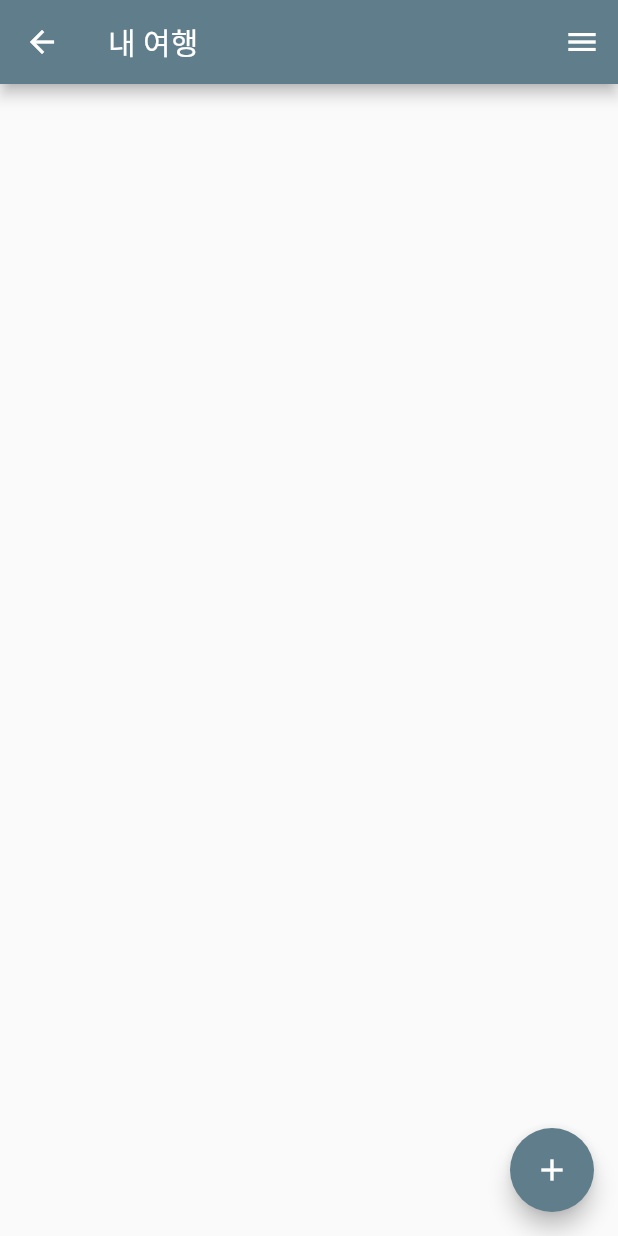
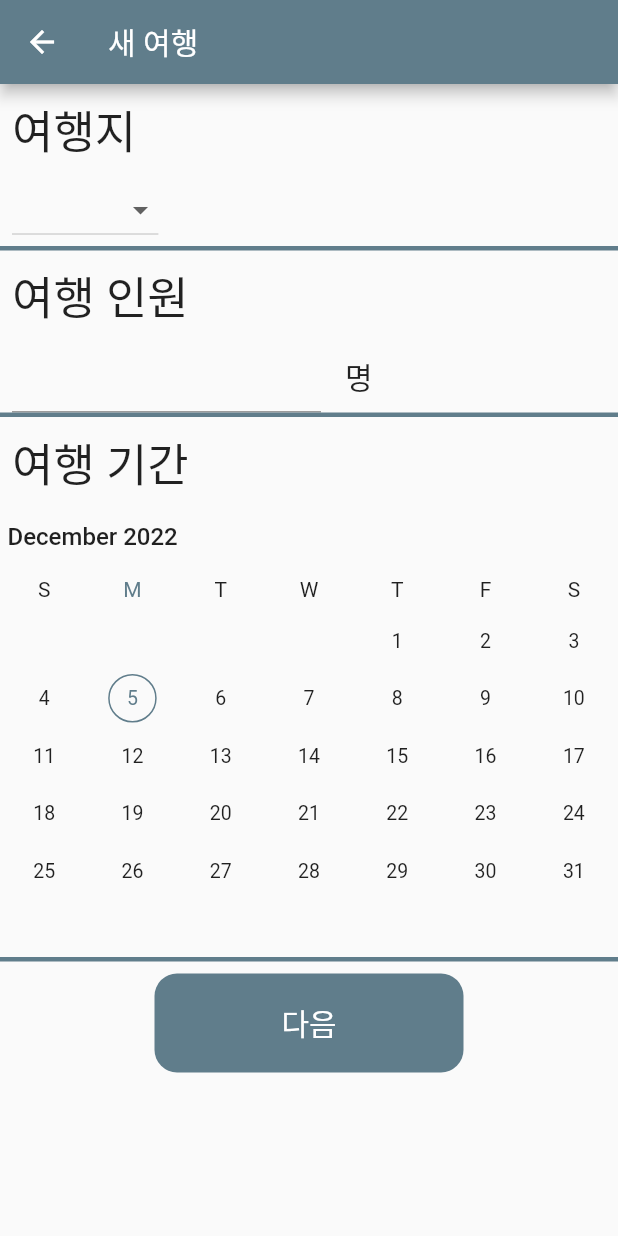
Before and after one commit to regular1020/trablock, a Flutter app: the MainView screen opened directly, after a tap on the "add" icon, on a phone screen of 412 x 824 dp. Run offline on Flutter 3.47's test engine with Material 2 defaults, Android fonts, the phone set to English and light mode, and no system bars; drawn by our look-alikes of syncfusion_flutter_datepicker; our stand-ins replace cloud_firestore, firebase_auth, firebase_core, flutter_secure_storage, google_sign_in; accounts and stored records are empty; generated files the repository leaves out were written again.

Commit message:
feat: Add view for setting new travel
Add SetNewTravelView for making new travel
Add Place Model

```diff
--- a/trablock_flutter/lib/main.dart
+++ b/trablock_flutter/lib/main.dart
@@ -4,6 +4,7 @@ import 'package:provider/provider.dart';
 import 'package:trablock_flutter/src/provider/AuthProvider.dart';
 import 'package:trablock_flutter/src/provider/TravelProvider.dart';
 import 'package:trablock_flutter/src/provider/UserProvider.dart';
+import 'package:trablock_flutter/src/view/LoginView.dart';
 import 'package:trablock_flutter/src/view/RoutingView.dart';
 import 'firebase_options.dart';
 
--- /dev/null
+++ b/trablock_flutter/lib/src/const/destinations.dart
@@ -0,0 +1,143 @@
+var destinationList = {
+  "북아메리카" : {
+    "미국" : [
+      "뉴욕", "시카고", "애틀란타", "애너하임", "올랜도", "로스앤젤레스", "라스베이거스", "필라델피아", "샌프란시스코", "직접입력"
+    ],
+    "캐나다" : [
+      "토론토", "밴쿠버", "몬트리올", "퀘벡", "직접입력"
+    ],
+    "멕시코" : [
+      "멕시코시티", "칸쿤", "직접입력"
+    ],
+    "직접입력" : []
+  },
+  '유럽' : {
+    "독일" : [
+      "베를린", "뮌헨", "프랑크푸르트", "함부르크", "퀼른", "직접입력"
+    ],
+    "프랑스" : [
+      "파리", "니스", "보르도", "마르세유", "리옹", "직접입력"
+    ],
+    "영국" : [
+      "런던", "맨체스터", "케임브리지", "버밍엄", "직접입력"
+    ],
+    "이탈리아" : [
+      "로마", "밀라노", "베니스", "플로렌스", "나폴리", "직접입력"
+    ],
+    "네덜란드" : [
+      "암스테르담", "로테르담", "덴하그", "직접입력"
+    ],
+    "스위스" : [
+      "취리히", "제네바", "체르마트", "바젤", "직접입력"
+    ],
+    "폴란드" : [
+      "크라쿠프", "바르샤바", "직접입력"
+    ],
+    "그리스" : [
+      "아테네", "산토리니", "직접입력"
+    ],
+    "오스트리아" : [
+      "빈", "잘츠부르크", "인스부르크", "할슈타트", "직접입력"
+    ],
+    "벨기에" : [
+      "브뤼허", "안트베르펜", "직접입력"
+    ],
+    "스웨덴" : [
+      "스톡홀롬", "예테보리", "직접입력"
+    ],
+    "직접입력" : []
+  },
+  '아시아' : {
+    "한국" : [
+      "서울", "부산", "제주", "인천", "경주", "대구", "전주", "광주", "대전", "여수", "울산", "강릉", "속초", "직접입력"
+    ],
+    "일본" : [
+      "도쿄", "교토", "오사카", "삿포로", "후쿠오카", "요코하마", "나고야", "고베", "직접입력"
+    ],
+    "중국" : [
+      "베이징", "상하이", "광저우", "청두", "시안", "선전", "항저우", "직접입력"
+    ],
+    "인도네시아" : [
+      "발리", "자카르타", "코모도", "직접입력"
+    ],
+    "인도" : [
+      "뭄바이", "고아", "뉴델리", "직접입력"
+    ],
+    "태국" : [
+      "방콕", "치앙마이", "푸껫", "사무이", "직접입력"
+    ],
+    "필리핀" : [
+      "마닐라", "보라카이", "세부", "직접입력"
+    ],
+    "싱가포르" : [
+      "싱가포르", "직접입력"
+    ],
+    "베트남" : [
+      "하노이", "호치민", "호이안", "하이퐁", "다낭", "직접입력"
+    ],
+    "말레이시아" : [
+      "쿠알라품푸르", "조지타운", "랑카위", "직접입력"
+    ],
+    "홍콩" : [
+      "홍콩", "직접입력"
+    ],
+    "사우디아라비아" : [
+      "리야드", "메디나", "메카", "직접입력"
+    ],
+    "대만" : [
+      "타이베이", "가오슝", "타이중", "직접입력"
+    ],
+    "직접입력" : []
+  },
+  '아프리카' : {
+    "남아프리카 공화국" : [
+      "케이프타운", "요하네스버그", "직접입력"
+    ],
+    "나이지리아" : [
+      "라고스", "아부자", "직접입력"
+    ],
+    "이집트" : [
+      "카이로", "룩소르", "샤름엘셰이크", "알랙산드리아", "직접입력"
+    ],
+    "케냐" : [
+      "나이로비", "몸바사", "직접입력"
+    ],
+    "직접입력" : []
+  },
+  '남아메리카' : {
+    "브라질" : [
+      "리우데자네이루", "상파울로", "살바도르", "브라질리아", "직접입력"
+    ],
+    "아르헨티나" : [
+      "부에노스아이레스", "멘도사", "직접입력"
+    ],
+    "콜롬비아" : [
+      "카르타헤나", "보고타", "직접입력"
+    ],
+    "페루" : [
+      "리마", "쿠스코", "알레키파", "직접입력"
+    ],
+    "칠레" : [
+      "산티아고", "이스터", "직접입력"
+    ],
+    "베네수엘라" : [
+      "카라카스", "직접입력"
+    ],
+    "에콰도르" : [
+      "갈라파고스", "키토", "직접입력"
+    ],
+    "우루과이" : [
+      "몬테비데오", "푼타 델 에스테", "직접입력"
+    ],
+    "직접입력" : []
+  },
+  '오세아니아' : {
+    "호주" : [
+      "시드니", "멜버른", "브리즈번", "퍼스", "직접입력"
+    ],
+    "뉴질랜드" : [
+      "오클랜드", "퀸스타운", "웰링턴", "직접입력"
+    ],
+    "직접입력" : []
+  }
+};
--- /dev/null
+++ b/trablock_flutter/lib/src/model/PlaceModel.dart
@@ -0,0 +1,5 @@
+class Place {
+  late String name;
+  late int hour;
+  late int minute;
+}
--- a/trablock_flutter/lib/src/model/TravelModel.dart
+++ b/trablock_flutter/lib/src/model/TravelModel.dart
@@ -1,10 +1,13 @@
 import 'package:cloud_firestore/cloud_firestore.dart';
+
+import 'PlaceModel.dart';
 
 class Travel {
   late String owner;
   late String destination;
   late String period;
   late int numberOfPeople;
+  late List<Place> places;
 
   Travel({required this.owner, required this.destination, required this.period, required this.numberOfPeople});
 
--- /dev/null
+++ b/trablock_flutter/lib/src/view/AddTravelView.dart
@@ -0,0 +1,53 @@
+import 'package:flutter/material.dart';
+import 'package:trablock_flutter/src/model/PlaceModel.dart';
+
+class AddTravelView extends StatefulWidget {
+  const AddTravelView({Key? key}) : super(key: key);
+
+  @override
+  State<AddTravelView> createState() => _AddTravelViewState();
+}
+
+class _AddTravelViewState extends State<AddTravelView> {
+  List<Place> places = [];
+
+  @override
+  Widget build(BuildContext context) {
+    return Scaffold(
+      body: Row(
+        children: [
+          // SizedBox(
+          //   width: MediaQuery.of(context).size.width*0.8,
+          //   child: ReorderableListView(
+          //     onReorder: (int oldIndex, int newIndex)
+          //     {
+          //
+          //     },
+          //     children: [
+          //
+          //     ],
+          //   ),
+          // )
+          SizedBox(
+            width: MediaQuery.of(context).size.width*0.2,
+            child: ListView.builder(
+              itemCount: 1,
+              itemBuilder: (context, index) {
+                if (index == 0) {
+                  return IconButton(
+                    onPressed: () {
+
+                    },
+                    icon: const Icon(Icons.add)
+                  );
+                } else {
+                  return Container();
+                }
+              },
+            ),
+          ),
+        ],
+      ),
+    );
+  }
+}
--- a/trablock_flutter/lib/src/view/MainView.dart
+++ b/trablock_flutter/lib/src/view/MainView.dart
@@ -3,6 +3,8 @@ import 'package:provider/provider.dart';
 import 'package:trablock_flutter/src/model/TravelModel.dart';
 import 'package:trablock_flutter/src/provider/TravelProvider.dart';
 import 'package:trablock_flutter/src/provider/UserProvider.dart';
+import 'package:trablock_flutter/src/view/AddTravelView.dart';
+import 'package:trablock_flutter/src/view/SetNewTravelView.dart';
 
 class MainView extends StatefulWidget {
   const MainView({Key? key}) : super(key: key);
@@ -32,15 +34,15 @@ class _MainViewState extends State<MainView> {
           padding: EdgeInsets.zero,
           children: [
             const DrawerHeader(
+              decoration: BoxDecoration(
+                color: Colors.blueGrey,
+              ),
               child: Text(
                 "메뉴",
                 style: TextStyle(
-                  color: Colors.white,
-                  fontSize: 30
+                    color: Colors.white,
+                    fontSize: 30
                 ),
-              ),
-              decoration: BoxDecoration(
-                color: Colors.blueGrey,
               ),
             ),
             ListTile(
@@ -61,7 +63,7 @@ class _MainViewState extends State<MainView> {
       floatingActionButton: FloatingActionButton(
         child: const Icon(Icons.add),
         onPressed: () {
-          // Todo : Navigate to add travel view
+          Navigator.push(context, MaterialPageRoute(builder: (context) => const SetNewTravelView()));
         }
       ),
       body: Column(
--- /dev/null
+++ b/trablock_flutter/lib/src/view/SetNewTravelView.dart
@@ -0,0 +1,234 @@
+import 'package:flutter/material.dart';
+import 'package:syncfusion_flutter_datepicker/datepicker.dart';
+import 'package:trablock_flutter/src/const/destinations.dart';
+import 'package:flutter/services.dart';
+import 'package:intl/intl.dart';
+
+class SetNewTravelView extends StatefulWidget {
+  const SetNewTravelView({Key? key}) : super(key: key);
+
+  @override
+  State<SetNewTravelView> createState() => _SetNewTravelViewState();
+}
+
+class _SetNewTravelViewState extends State<SetNewTravelView> {
+  String _selectedContinent = "";
+  String _selectedCountry = "";
+  String _selectedCity = "";
+  String _range = '';
+  int _usedDate = 0;
+  bool _destinationInputFieldRequire = false;
+  TextEditingController destinationTextEditingController = TextEditingController();
+  TextEditingController numberOfPeopleTextEditingController = TextEditingController();
+  @override
+  Widget build(BuildContext context) {
+    return Scaffold(
+      appBar: AppBar(
+        title: const Text("새 여행"),
+      ),
+      body: SingleChildScrollView(
+        child: Column(
+          crossAxisAlignment: CrossAxisAlignment.start,
+          children: [
+            const Padding(
+              padding: EdgeInsets.all(8),
+              child: Text(
+                "여행지",
+                style: TextStyle(
+                    fontSize: 30
+                ),
+              ),
+            ),
+            Padding(
+              padding: const EdgeInsets.only(left: 8.0),
+              child: Row(
+                children: [
+                  DropdownButton(
+                    value: _selectedContinent.isNotEmpty ? _selectedContinent : null,
+                    items: destinationList.keys.map((String dest) {
+                      return DropdownMenuItem<String>(
+                        value: dest,
+                        child: Text(dest),
+                      );
+                    }).toList(),
+                    onChanged: (value) {
+                      setState(() {
+                        _selectedContinent = value!;
+                        _selectedCountry = "";
+                        _selectedCity = "";
+                      });
+                    }
+                  ),
+                  Builder(
+                    builder: (context) {
+                      if (_selectedContinent.isEmpty)
+                      {
+                        return Container();
+                      }
+                      else if (_selectedContinent == "직접입력") {
+                        return Container();
+                      }
+                      else {
+                        List<String> countrys = List<String>.from(destinationList[_selectedContinent]!.keys.toList());
+                        return DropdownButton(
+                            value: _selectedCountry.isNotEmpty ? _selectedCountry : null,
+                            items: countrys.map((String dest) {
+                              return DropdownMenuItem<String>(
+                                value: dest,
+                                child: Text(dest),
+                              );
+                            }).toList(),
+                            onChanged: (value) {
+                              setState(() {
+                                _selectedCountry = value!;
+                                _selectedCity = "";
+                                if (value == "직접입력") {
+                                  _destinationInputFieldRequire = true;
+                                } else {
+                                  _destinationInputFieldRequire = false;
+                                }
+                              });
+                            }
+                        );
+                      }
+                    }
+                  ),
+                  Builder(
+                    builder: (context) {
+                      if (_selectedCountry.isEmpty)
+                      {
+                        return Container();
+                      }
+                      else if (_selectedCountry == "직접입력") {
+                        return Container();
+                      }
+                      else {
+                        List<String> cities = List<String>.from(destinationList[_selectedContinent]![_selectedCountry]!);
+                        return DropdownButton(
+                            value: _selectedCity.isNotEmpty ? _selectedCity : null,
+                            items: cities.map((String dest) {
+                              return DropdownMenuItem<String>(
+                                value: dest,
+                                child: Text(dest),
+                              );
+                            }).toList(),
+                            onChanged: (value) {
+                              setState(() {
+                                _selectedCity = value!;
+                                if (value == "직접입력") {
+                                  _destinationInputFieldRequire = true;
+                                } else {
+                                  _destinationInputFieldRequire = false;
+                                }
+                              });
+                            }
+                        );
+                      }
+                    }
+                  ),
+                ],
+              ),
+            ),
+            Padding(
+              padding: const EdgeInsets.only(left: 8, right: 8),
+              child: !_destinationInputFieldRequire ? Container() : SizedBox(
+                width: MediaQuery.of(context).size.width,
+                child: TextField(
+                  controller: destinationTextEditingController,
+                  decoration: const InputDecoration(
+                    hintText: "여행 목적지를 입력하세요",
+                  ),
+                ),
+              ),
+            ),
+            Container(
+              height: 3,
+              color: Colors.blueGrey,
+            ),
+            const Padding(
+              padding: EdgeInsets.all(8.0),
+              child: Text(
+                "여행 인원",
+                style: TextStyle(
+                    fontSize: 30
+                ),
+              ),
+            ),
+            Row(
+              children: [
+                Padding(
+                  padding: const EdgeInsets.only(left: 8.0, right: 8),
+                  child: SizedBox(
+                    width: MediaQuery.of(context).size.width*0.5,
+                    child: TextField(
+                      controller: numberOfPeopleTextEditingController,
+                      keyboardType: TextInputType.number,
+                      inputFormatters: <TextInputFormatter>[
+                        FilteringTextInputFormatter.digitsOnly
+                      ],
+                    ),
+                  ),
+                ),
+                const Padding(
+                  padding: EdgeInsets.all(8.0),
+                  child: Text(
+                    "명",
+                    style: TextStyle(
+                        fontSize: 20
+                    ),
+                  ),
+                ),
+              ],
+            ),
+            Container(
+              height: 3,
+              color: Colors.blueGrey,
+            ),
+            const Padding(
+              padding: EdgeInsets.all(8.0),
+              child: Text(
+                "여행 기간",
+                style: TextStyle(
+                    fontSize: 30
+                ),
+              ),
+            ),
+            SfDateRangePicker(
+              onSelectionChanged: (DateRangePickerSelectionChangedArgs args) {
+                _range = '${DateFormat('yyyy/MM/dd').format(args.value.startDate)} - ${DateFormat('yyyy/MM/dd').format(args.value.endDate ?? args.value.startDate)}';
+                if (args.value.endDate != null) {
+                  _usedDate = args.value.endDate.difference(args.value.startDate).inDays;
+                  print(_usedDate);
+                }
+              },
+              selectionMode: DateRangePickerSelectionMode.range,
+            ),
+            Container(
+              height: 3,
+              color: Colors.blueGrey,
+            ),
+            Padding(
+              padding: const EdgeInsets.all(8),
+              child: Center(
+                child: Container(
+                  decoration: BoxDecoration(
+                      color: Colors.blueGrey,
+                      borderRadius: BorderRadius.circular(15)
+                  ),
+                  height: MediaQuery.of(context).size.height*0.08,
+                  width: MediaQuery.of(context).size.width*0.5,
+                  child: TextButton(
+                      onPressed: () {
+
+                      },
+                      child: const Text("다음", style: TextStyle(color: Colors.white, fontSize: 20),)
+                  ),
+                ),
+              ),
+            )
+          ],
+        ),
+      ),
+    );
+  }
+}
--- a/trablock_flutter/pubspec.yaml
+++ b/trablock_flutter/pubspec.yaml
@@ -44,6 +44,7 @@ dependencies:
   mockito: ^5.3.2
   flutter_secure_storage: ^6.0.0
   cloud_firestore: ^4.0.5
+  syncfusion_flutter_datepicker: ^20.3.59
 
 dev_dependencies:
   flutter_test:
```
Also changed, not shown: trablock_flutter/pubspec.lock.
